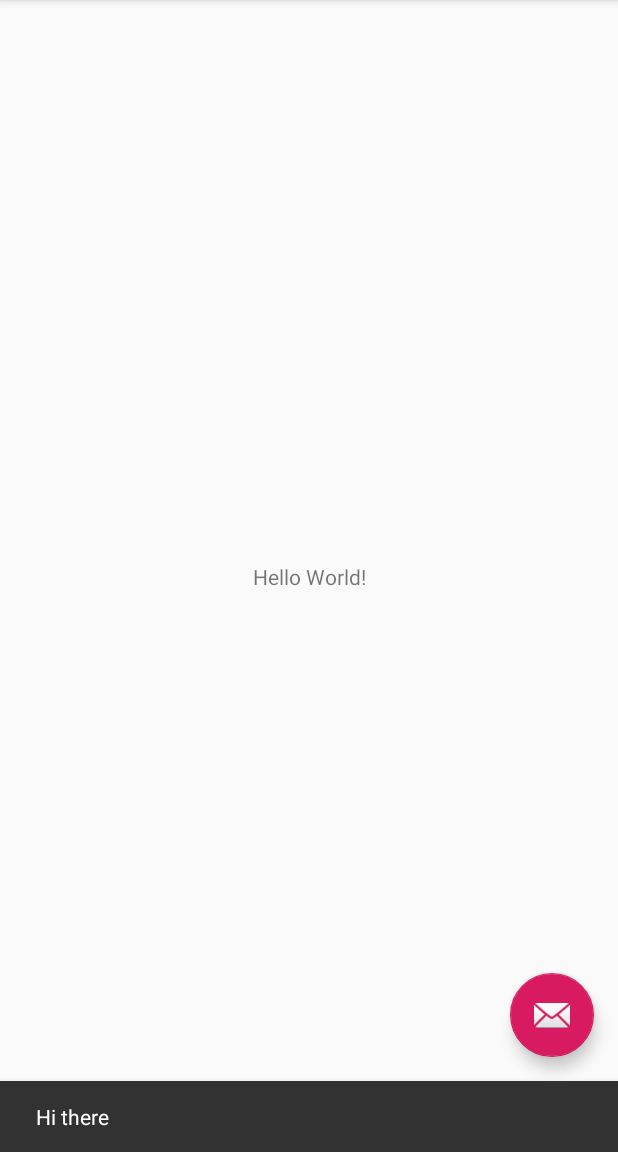
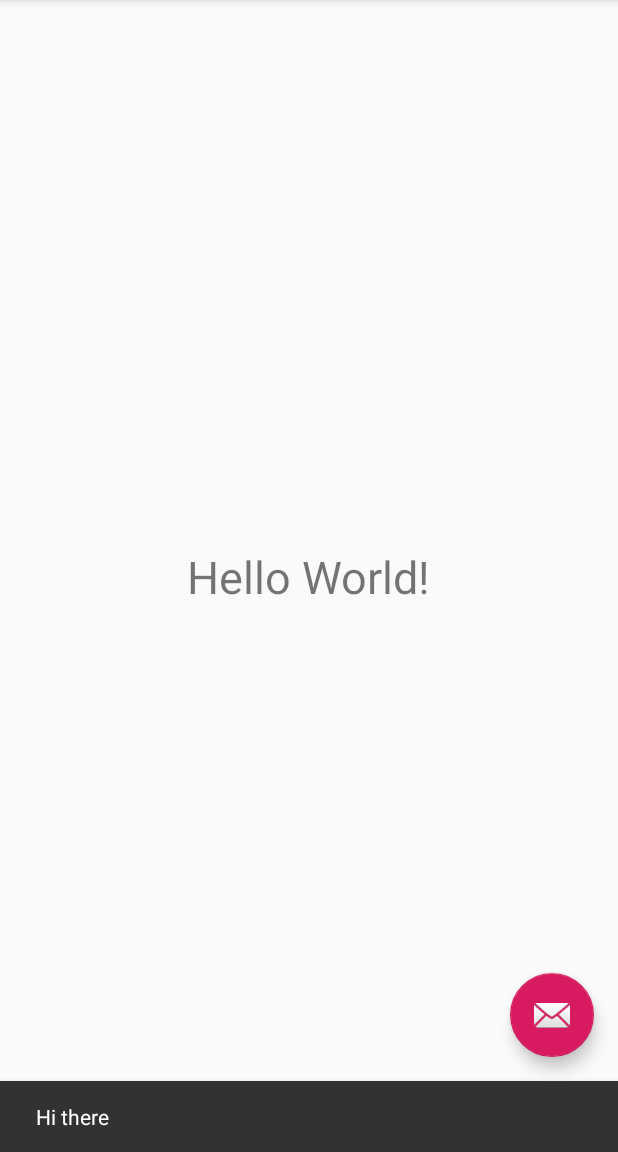
Before and after one commit to wbenton/cse110-lab3, an Android app: the screen it shows after launch (MainActivity), after a tap on an icon or button, on a phone screen of 412 x 824 dp, the part 84-1236 px from its top. Run offline under Robolectric (Android 15) with nearby library versions, the phone set to English and light mode, and no system bars.

Commit message:
Changed text size

```diff
--- a/app/src/main/res/layout/content_main.xml
+++ b/app/src/main/res/layout/content_main.xml
@@ -12,6 +12,7 @@
         android:layout_width="wrap_content"
         android:layout_height="wrap_content"
         android:text="Hello World!"
+        android:textSize="30dp"
         app:layout_constraintBottom_toBottomOf="parent"
         app:layout_constraintLeft_toLeftOf="parent"
         app:layout_constraintRight_toRightOf="parent"
```
